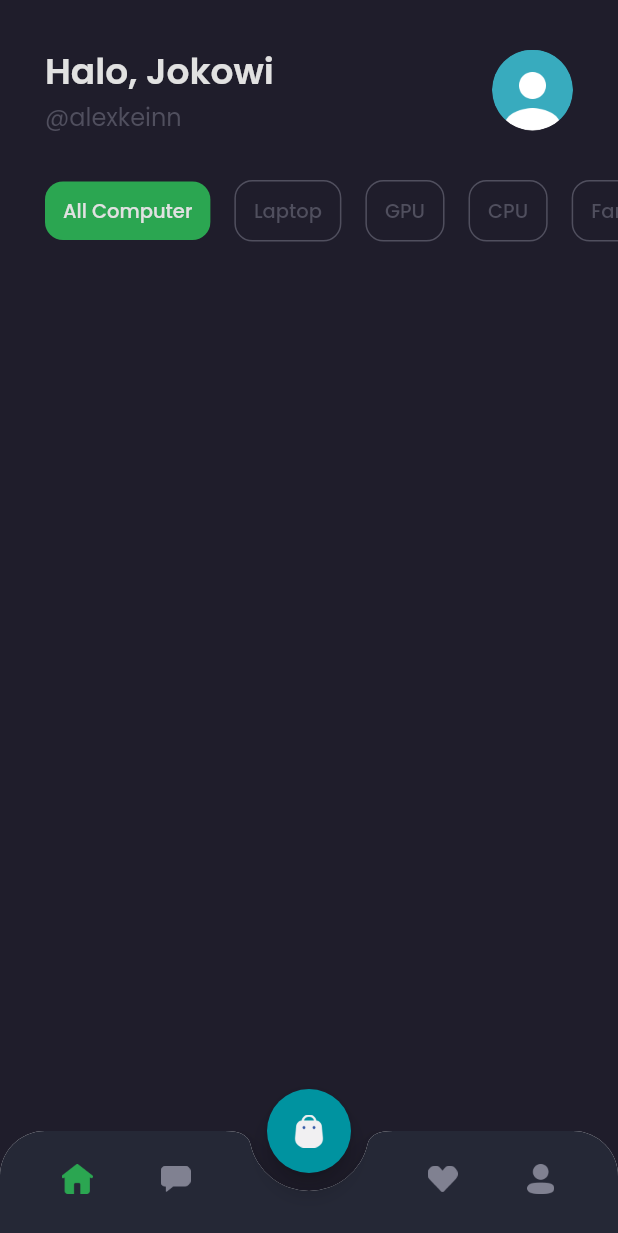
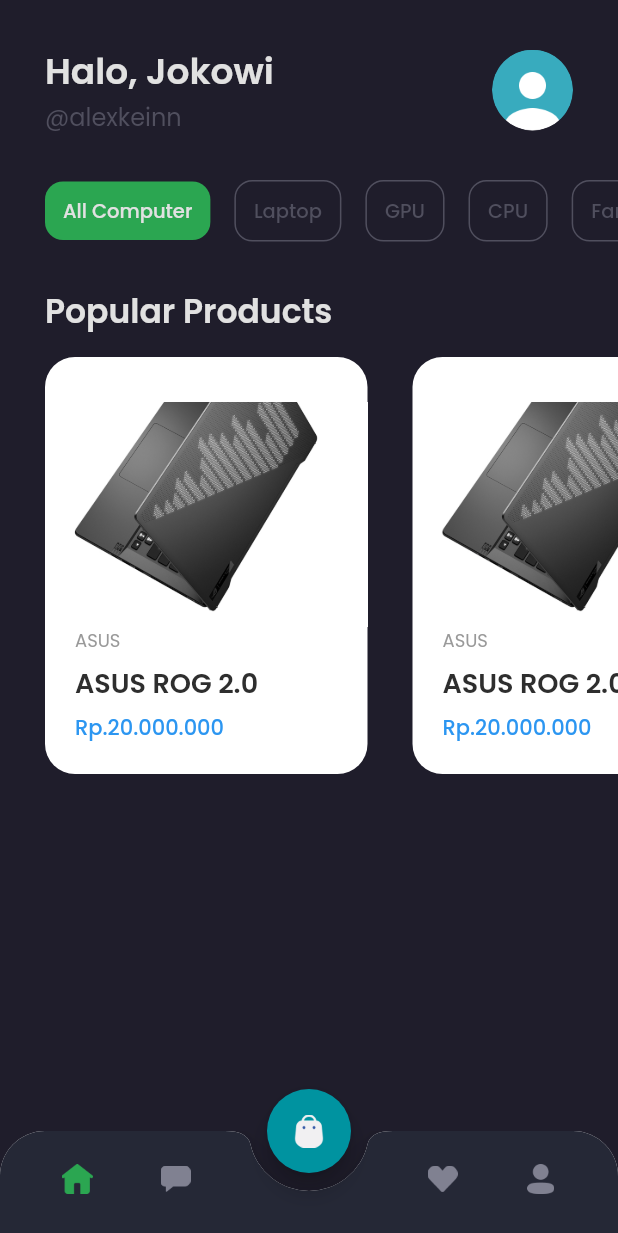
Before and after one commit to NikiMNafis/Kelompok3_Mobile_TIFD_Semester4, a Flutter app: the MainScreen screen opened by its route, on a phone screen of 412 x 824 dp. Shown: the top 1233 px of the screen. Run offline on Flutter 3.47's test engine with Material 2 defaults, Android fonts, the phone set to English and light mode, and no system bars; our stand-ins replace google_fonts.

Commit message:
Home screen bagian popular products

```diff
--- a/lib/screen/home/home_screen.dart
+++ b/lib/screen/home/home_screen.dart
@@ -1,5 +1,6 @@
 import 'package:flutter/material.dart';
 import 'package:project_akhir_mobile_smtr4/theme.dart';
+import 'package:project_akhir_mobile_smtr4/widgets/product_card.dart';
 
 class HomeScreen extends StatelessWidget {
   @override
@@ -169,10 +170,52 @@ class HomeScreen extends StatelessWidget {
       );
     }
 
+    Widget popularProductsTitle() {
+      return Container(
+        margin: EdgeInsets.only(
+          top: defaultMargin,
+          left: defaultMargin,
+          right: defaultMargin,
+        ),
+        child: Text(
+          'Popular Products',
+          style: primaryTextStyle.copyWith(
+            fontSize: 22,
+            fontWeight: semiBold,
+          ),
+        ),
+      );
+    }
+
+    Widget popularProducts() {
+      return Container(
+        margin: EdgeInsets.only(top: 14),
+        child: SingleChildScrollView(
+          scrollDirection: Axis.horizontal,
+          child: Row(
+            children: [
+              SizedBox(
+                width: defaultMargin,
+              ),
+              Row(
+                children: [
+                  ProductCard(),
+                  ProductCard(),
+                  ProductCard(),
+                ],
+              ),
+            ],
+          ),
+        ),
+      );
+    }
+
     return ListView(
       children: [
         header(),
         categories(),
+        popularProductsTitle(),
+        popularProducts(),
       ],
     );
   }
--- a/lib/theme.dart
+++ b/lib/theme.dart
@@ -15,6 +15,7 @@ Color primaryTextColor = Color(0xFFE1E1E1);
 Color secondaryTextColor = Color(0xFF999999);
 Color subtitleColor = Color(0xFF504f5e);
 Color transparentColor = Colors.transparent;
+Color blackColor = Color(0xff2E2E2E);
 
 TextStyle primaryTextStyle = GoogleFonts.poppins(
   color: primaryTextColor,
@@ -31,6 +32,9 @@ TextStyle subtitleTextStyle = GoogleFonts.poppins(
 TextStyle greenTextStyle = GoogleFonts.poppins(
   color: primaryColor,
 );
+TextStyle blackTextStyle = GoogleFonts.poppins(
+  color: blackColor,
+);
 
 FontWeight light = FontWeight.w300;
 FontWeight regular = FontWeight.w400;
--- /dev/null
+++ b/lib/widgets/product_card.dart
@@ -0,0 +1,70 @@
+import 'package:flutter/material.dart';
+import 'package:project_akhir_mobile_smtr4/theme.dart';
+
+class ProductCard extends StatelessWidget {
+  @override
+  Widget build(BuildContext context) {
+    return Container(
+      width: 215,
+      height: 278,
+      margin: EdgeInsets.only(
+        right: defaultMargin,
+      ),
+      decoration: BoxDecoration(
+        borderRadius: BorderRadius.circular(20),
+        color: Colors.white,
+      ),
+      child: Column(
+        crossAxisAlignment: CrossAxisAlignment.start,
+        children: [
+          SizedBox(
+            height: 30,
+          ),
+          Image.asset(
+            'assets/image_laptop.png',
+            width: 215,
+            height: 150,
+            fit: BoxFit.cover,
+          ),
+          Container(
+            margin: EdgeInsets.symmetric(
+              horizontal: 20,
+            ),
+            child: Column(
+              crossAxisAlignment: CrossAxisAlignment.start,
+              children: [
+                Text(
+                  'ASUS',
+                  style: secondaryTextStyle.copyWith(
+                    fontSize: 12,
+                  ),
+                ),
+                SizedBox(
+                  height: 6,
+                ),
+                Text(
+                  'ASUS ROG 2.0',
+                  style: blackTextStyle.copyWith(
+                    fontSize: 18,
+                    fontWeight: semiBold,
+                  ),
+                  overflow: TextOverflow.ellipsis,
+                ),
+                SizedBox(
+                  height: 6,
+                ),
+                Text(
+                  'Rp.20.000.000',
+                  style: priceTextStyle.copyWith(
+                    fontSize: 14,
+                    fontWeight: medium,
+                  ),
+                ),
+              ],
+            ),
+          ),
+        ],
+      ),
+    );
+  }
+}
```
